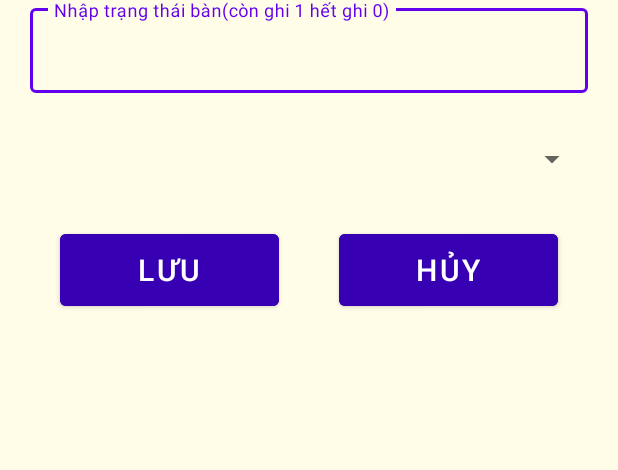
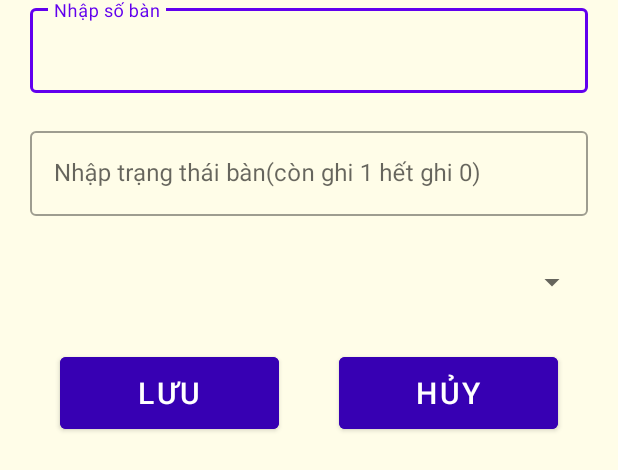
Before and after one commit to dodung1802/QuanLyNhaHang_Nhom1, an Android app: the layout dialog_ban.xml on its own in the app's theme, with its tools: preview values and no code run, on a phone screen of 412 x 824 dp. Shown: the top 470 px of the screen. Run offline under Robolectric (Android 15) with nearby library versions, the phone set to English and light mode, and no system bars.

Commit message:
Commit 4

```diff
--- a/app/src/main/java/fpt/thanhluan/quanlynhahang/Adapter/BanAdapter.java
+++ b/app/src/main/java/fpt/thanhluan/quanlynhahang/Adapter/BanAdapter.java
@@ -69,6 +69,7 @@ public class BanAdapter extends BaseAdapter {
 
        //ánh xạ các biến
         TextView tvMaBan = itemview.findViewById(R.id.tvMaBan);
+        TextView tvSoBan = itemview.findViewById(R.id.tvSoBan);
         TextView tvTrangThai = itemview.findViewById(R.id.tvTrangThai);
         TextView tvMaPhong = itemview.findViewById(R.id.tvMaPhong);
         TextView tvXoa = itemview.findViewById(R.id.tvXoa);
@@ -76,6 +77,7 @@ public class BanAdapter extends BaseAdapter {
 
         //set text
         tvMaBan.setText("Mã bàn : "+objBan.getMaBan() + "");
+        tvSoBan.setText("Số bàn : "+objBan.getSoBan() + "");
         tvTrangThai.setText("Trạng thái : "+objBan.getTrangThai() + "");
         tvMaPhong.setText("Mã phòng : "+objBan.getMaPhong() + "");
 
@@ -131,6 +133,7 @@ public class BanAdapter extends BaseAdapter {
         Dialog dialog = new Dialog(context,R.style.Theme_AppCompat_Light_Dialog_Alert);
         dialog.setContentView(R.layout.dialog_ban);
 
+        TextInputEditText edSoBan = dialog.findViewById(R.id.edSoBan);
         TextInputEditText edTrangThai = dialog.findViewById(R.id.edTrangThai);
 
         Spinner spinner = dialog.findViewById(R.id.spinnerPhong);
@@ -154,6 +157,7 @@ public class BanAdapter extends BaseAdapter {
             @Override
             public void onClick(View v) {
                 Ban objBan = new Ban();
+                objBan.setSoBan(Integer.parseInt(edSoBan.getText().toString()));
                 objBan.setTrangThai(Integer.parseInt(edTrangThai.getText().toString()));
 
                 Phong objPhong = (Phong) spinner.getSelectedItem();
@@ -181,6 +185,7 @@ public class BanAdapter extends BaseAdapter {
         Dialog dialog = new Dialog(context,R.style.Theme_AppCompat_Light_Dialog_Alert);
         dialog.setContentView(R.layout.dialog_ban);
 
+        TextInputEditText edSoBan = dialog.findViewById(R.id.edSoBan);
         TextInputEditText edTrangThai = dialog.findViewById(R.id.edTrangThai);
 
         Spinner spinner = dialog.findViewById(R.id.spinnerPhong);
@@ -217,6 +222,7 @@ public class BanAdapter extends BaseAdapter {
             @Override
             public void onClick(View v) {
 
+                objBan.setSoBan(Integer.parseInt(edSoBan.getText().toString()));
                 objBan.setTrangThai(Integer.parseInt(edTrangThai.getText().toString()));
 
                 Phong objPhong = (Phong) spinner.getSelectedItem();
--- a/app/src/main/java/fpt/thanhluan/quanlynhahang/Adapter/KhachHangAdapter.java
+++ b/app/src/main/java/fpt/thanhluan/quanlynhahang/Adapter/KhachHangAdapter.java
@@ -70,9 +70,9 @@ public class KhachHangAdapter extends BaseAdapter {
         TextView tvSua = itemview.findViewById(R.id.tvSua);
 
         //set text
-        tvMaKH.setText(objKhachHang.getMaKH());
-        tvTenKH.setText(objKhachHang.getTenKH());
-        tvSDT.setText(objKhachHang.getSDT());
+        tvMaKH.setText(objKhachHang.getMaKH()+"");
+        tvTenKH.setText(objKhachHang.getTenKH()+"");
+        tvSDT.setText(objKhachHang.getSDT()+"");
 
 
         tvXoa.setOnClickListener(new View.OnClickListener() {
--- a/app/src/main/java/fpt/thanhluan/quanlynhahang/LoginActivity.java
+++ b/app/src/main/java/fpt/thanhluan/quanlynhahang/LoginActivity.java
@@ -34,6 +34,7 @@ public class LoginActivity extends AppCompatActivity {
         btnCancel = findViewById(R.id.btnCancel);
         chkRememberPass = findViewById(R.id.chkRememberPass);
         nhanVienDAO = new NhanVienDAO(this);
+        nhanVienDAO.open();
 
         //đọc user,pass trong sharedPreferences
 
@@ -76,7 +77,6 @@ public class LoginActivity extends AppCompatActivity {
                 Intent i = new Intent(getApplicationContext(),MainActivity.class);
                 i.putExtra("user",strUser);
                 startActivity(i);
-                finish();
             }else {
                 Toast.makeText(getApplicationContext(), "Tên đăng nhập " +
                                 "và mật khẩu không đúng",
--- a/app/src/main/java/fpt/thanhluan/quanlynhahang/database/DbHelper.java
+++ b/app/src/main/java/fpt/thanhluan/quanlynhahang/database/DbHelper.java
@@ -65,7 +65,7 @@ public class DbHelper extends SQLiteOpenHelper {
                         "\t GiaDA \tINTEGER NOT NULL,\n" +
                         "\t SoLuongDA \tINTEGER NOT NULL,\n" +
                         "\t MaLoaiDA \tINTEGER REFERENCES LoaiDoAn(MaLoaiDA),\n" +
-                        "\tPRIMARY KEY( MaDU  AUTOINCREMENT)\n" +
+                        "\tPRIMARY KEY( MaDA  AUTOINCREMENT)\n" +
                         ");";
         db.execSQL(createTableDoAn);
 
@@ -74,7 +74,9 @@ public class DbHelper extends SQLiteOpenHelper {
 
                 "CREATE TABLE  Ban  (\n" +
                         "\t MaBan \tINTEGER NOT NULL,\n" +
+                        "\t SoBan \tINTEGER NOT NULL,\n" +
                         "\t TrangThai \tINTEGER NOT NULL,\n" +
+                        "\t MaPhong \tINTEGER REFERENCES Phong(MaPhong),\n" +
                         "\tPRIMARY KEY( MaBan  AUTOINCREMENT)\n" +
                         ");";
         db.execSQL(createTableBan);
--- a/app/src/main/res/layout/dialog_ban.xml
+++ b/app/src/main/res/layout/dialog_ban.xml
@@ -6,6 +6,20 @@
     android:layout_width="match_parent"
     android:layout_height="match_parent">
 
+    <com.google.android.material.textfield.TextInputLayout
+        style="@style/Widget.MaterialComponents.TextInputLayout.OutlinedBox"
+        android:layout_marginBottom="20dp"
+        android:layout_marginLeft="20dp"
+        android:layout_marginRight="20dp"
+        android:layout_width="match_parent"
+        android:layout_height="wrap_content">
+
+        <com.google.android.material.textfield.TextInputEditText
+            android:id="@+id/edSoBan"
+            android:hint="Nhập số bàn"
+            android:layout_width="match_parent"
+            android:layout_height="wrap_content"/>
+    </com.google.android.material.textfield.TextInputLayout>
 
 
     <com.google.android.material.textfield.TextInputLayout
--- a/app/src/main/res/values/themes.xml
+++ b/app/src/main/res/values/themes.xml
@@ -1,6 +1,6 @@
 <resources xmlns:tools="http://schemas.android.com/tools">
     <!-- Base application theme. -->
-    <style name="Theme.QuanLyNhaHang" parent="Theme.MaterialComponents.DayNight.DarkActionBar">
+    <style name="Theme.QuanLyNhaHang" parent="Theme.MaterialComponents.DayNight.NoActionBar">
         <!-- Primary brand color. -->
         <item name="colorPrimary">@color/purple_500</item>
         <item name="colorPrimaryVariant">@color/purple_700</item>
```
Also changed, not shown: app/src/main/AndroidManifest.xml (+8 -7 lines), app/src/main/java/fpt/thanhluan/quanlynhahang/DAO/BanDAO.java (+9 -7 lines), app/src/main/java/fpt/thanhluan/quanlynhahang/DTO/Ban.java (+10 -0 lines), app/src/main/res/layout/dialog_phong.xml (+5 -3 lines), app/src/main/res/layout/item_lv_ban.xml (+7 -1 lines).
